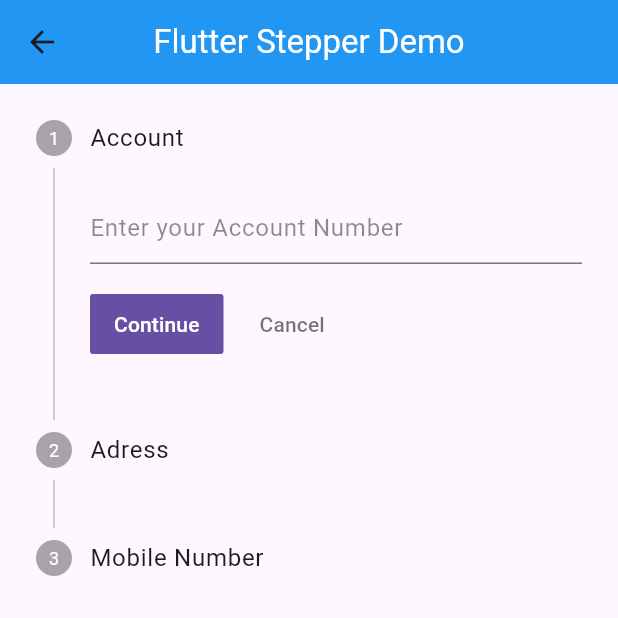
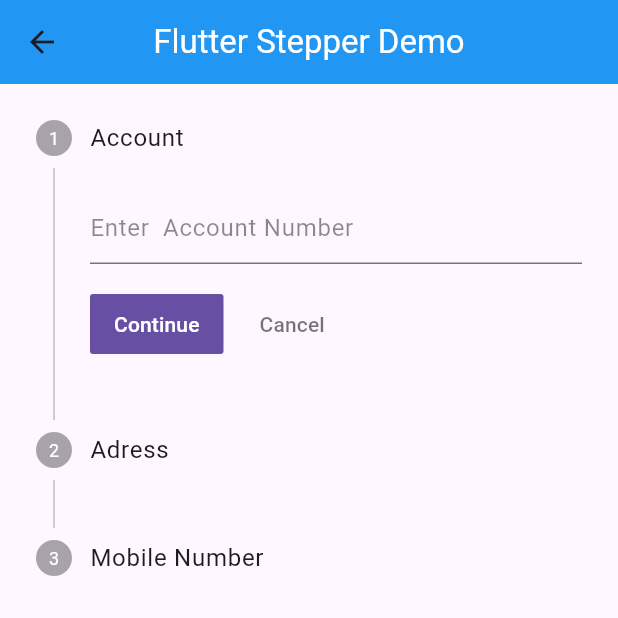
Before and after one commit to prachis70/adv_flutter_ch1, a Flutter app: the StepperPage screen opened directly, on a phone screen of 412 x 824 dp, the top half of it. Run offline on Flutter 3.47's test engine with Material 3 defaults, Android fonts, the phone set to English and light mode, and no system bars.

Commit message:
prachi singh

```diff
--- a/lib/Components/Stepper/Stepperpage.dart
+++ b/lib/Components/Stepper/Stepperpage.dart
@@ -14,67 +14,30 @@ class _StepperPageState extends State<StepperPage> {
       appBar: AppBar(
         centerTitle: true,
         backgroundColor: Colors.blue,
-        title: Text(
-          'Flutter Stepper Demo',
-          style: TextStyle(color: Colors.white),
-        ),
-      ),
-      body: Column(
-        children: [
-          Stepper(
-            currentStep: _index,
-            onStepCancel: () {
-              if (_index > 0) {
+        title: Text('Flutter Stepper Demo', style: TextStyle(color: Colors.white),),),
+      body: Column(children: [
+          Stepper(currentStep: _index, onStepCancel: () {
+            if (_index > 0) {
                 setState(() {
-                  _index -= 1;
-                });
-              }
-            },
+                  _index -= 1;});}},
             onStepContinue: () {
               if (_index <= 0) {
                 setState(() {
-                  _index += 1;
-                });
-              }
-            },
+                  _index += 1;});}},
             onStepTapped: (int index) {
               setState(() {
-                _index = index;
-              });
-            },
+                _index = index;});},
             steps: <Step>[
               Step(
-                title: const Text('Account'),
-                content: TextField(
-                  decoration: InputDecoration(
-                      hintText: 'Enter your Account Number',
-                      hintStyle: TextStyle(
-                        color: Colors.black45,
-                      )),
-                ),
-              ),
+                title: const Text('Account'), content: TextField(decoration: InputDecoration(
+                      hintText: 'Enter  Account Number', hintStyle: TextStyle(color: Colors.black45,)),)),
               const Step(
-                title: Text('Adress'),
-                content: TextField(
-                  decoration: InputDecoration(
-                    hintText: 'Enter your Account Address',
-                    hintStyle: TextStyle(
-                      color: Colors.black45,
-                    ),
-                  ),
-                ),
-              ),
+                title: Text('Adress'), content: TextField(decoration: InputDecoration(
+                    hintText: 'Enter  Account Address', hintStyle: TextStyle(color: Colors.black45,),),),),
               Step(
-                title: Text('Mobile Number'),
-                content: TextField(
-                  decoration: InputDecoration(
-                    hintText: 'Enter your Mobile Number',
-                    hintStyle: TextStyle(
-                      color: Colors.black45,
-                    ),
-                  ),
-                ),
-              ),
+                title: Text('Mobile Number'), content: TextField(decoration: InputDecoration(
+                    hintText: 'Enter  Mobile Number', hintStyle: TextStyle(
+                      color: Colors.black45,),),),),
             ],
           ),
         ],
@@ -84,17 +47,12 @@ class _StepperPageState extends State<StepperPage> {
         shape: CircleBorder(),
         onPressed: () {},
         child: Center(
-          // child: GestureDetector(onTap: () {
-          //   Navigator.of(context).pushNamed('/pr');
-          //   print('radhe');
-          // },
             child: Icon(
               Icons.menu,
               color: Colors.white,
             ),
           ),
         ),
-      ),
     );
   }
 }
--- a/lib/main.dart
+++ b/lib/main.dart
@@ -1,3 +1,4 @@
+import 'package:adv_flutter_ch1/Components/Stepper/Stepperpage.dart';
 import 'package:flutter/material.dart';
 
 void main()
@@ -11,7 +12,7 @@ class MyApp extends StatelessWidget {
   Widget build(BuildContext context) {
     return  MaterialApp(
       routes: {
-        '/':(context):
+        '/':(context)=>StepperPage(),
       },
     );
   }
```
